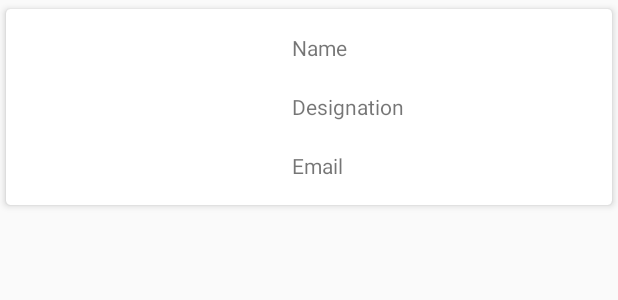
After one commit to mahfuznow/smart-attendance-system, an Android app: the layout row_teacher.xml on its own in the app's theme, with its tools: preview values and no code run, on a phone screen of 412 x 824 dp. The commit adds this screen. Shown: the top 300 px of the screen. Run offline under Robolectric (Android 15) with nearby library versions, the phone set to English and light mode, and no system bars.

Commit message:
Teacher List  implemented

```diff
--- a/app/build.gradle
+++ b/app/build.gradle
@@ -9,6 +9,8 @@ android {
         versionCode 1
         versionName "1.0"
         testInstrumentationRunner "android.support.test.runner.AndroidJUnitRunner"
+
+
     }
     buildTypes {
         release {
@@ -41,7 +43,7 @@ dependencies {
     implementation 'com.android.support:multidex:1.0.3'
     implementation 'de.hdodenhof:circleimageview:2.2.0'
     implementation 'com.android.support:recyclerview-v7:28.0.0'
-    //implementation 'com.github.bumptech.glide:glide:4.3.1'
+   // implementation 'com.github.bumptech.glide:glide:4.3.1'
     implementation 'com.google.android.libraries.places:places:1.0.0'
     implementation 'com.google.android.gms:play-services-places:16.0.0'
 }
--- a/app/src/main/AndroidManifest.xml
+++ b/app/src/main/AndroidManifest.xml
@@ -9,7 +9,9 @@
         android:roundIcon="@mipmap/ic_launcher_round"
         android:supportsRtl="true"
         android:theme="@style/AppTheme">
-        <activity android:name=".Attendance"></activity>
+        <activity android:name=".AssignCourseActivity"></activity>
+        <activity android:name=".TeacherListActivity" />
+        <activity android:name=".Attendance" />
         <activity android:name=".HomeActivity" />
         <activity
             android:name=".LoginActivity"
--- a/app/src/main/java/just/cse/mahfuz/eas/HomeActivity.java
+++ b/app/src/main/java/just/cse/mahfuz/eas/HomeActivity.java
@@ -104,6 +104,12 @@ public class HomeActivity extends AppCompatActivity {
                 startActivity(new Intent(HomeActivity.this,Attendance.class));
             }
         });
+        courseAssign.setOnClickListener(new View.OnClickListener() {
+            @Override
+            public void onClick(View v) {
+                startActivity(new Intent(HomeActivity.this,TeacherListActivity.class));
+            }
+        });
 
 
 
--- /dev/null
+++ b/app/src/main/res/layout/row_teacher.xml
@@ -0,0 +1,72 @@
+<?xml version="1.0" encoding="utf-8"?>
+<android.support.v7.widget.CardView xmlns:android="http://schemas.android.com/apk/res/android"
+    android:layout_width="match_parent"
+    android:layout_height="wrap_content"
+    xmlns:app="http://schemas.android.com/apk/res-auto"
+    app:cardBackgroundColor="#fff"
+    app:cardCornerRadius="3dp"
+    app:cardElevation="3dp"
+    app:contentPadding="5dp"
+    app:cardUseCompatPadding="true">
+
+    <LinearLayout
+        android:id="@+id/linearLayout"
+        android:layout_width="match_parent"
+        android:layout_height="wrap_content"
+        android:orientation="horizontal"
+        >
+        <ImageView
+            android:id="@+id/image"
+            android:layout_width="120dp"
+            android:layout_height="120dp"
+            android:padding="4dp" />
+        <LinearLayout
+            android:layout_width="wrap_content"
+            android:layout_height="wrap_content"
+            android:orientation="vertical"
+            android:layout_gravity="center_vertical"
+            >
+            <TextView
+                android:id="@+id/name"
+                android:layout_width="match_parent"
+                android:layout_height="wrap_content"
+                android:layout_marginLeft="5dp"
+                android:paddingLeft="60dp"
+                android:text="Name"
+                />
+            <TextView
+                android:id="@+id/designation"
+                android:layout_width="match_parent"
+                android:layout_height="wrap_content"
+                android:layout_marginLeft="5dp"
+                android:paddingLeft="60dp"
+                android:paddingTop="20dp"
+                android:text="Designation"
+
+                />
+            <TextView
+                android:id="@+id/email"
+                android:layout_width="match_parent"
+                android:layout_height="wrap_content"
+                android:layout_marginLeft="5dp"
+                android:paddingLeft="60dp"
+                android:paddingTop="20dp"
+                android:text="Email"
+
+                />
+            <TextView
+                android:visibility="gone"
+                android:id="@+id/shortName"
+                android:layout_width="match_parent"
+                android:layout_height="wrap_content"
+                android:layout_marginLeft="5dp"
+                android:paddingLeft="60dp"
+                android:paddingTop="20dp"
+                android:text="Short Name"
+
+                />
+
+        </LinearLayout>
+
+    </LinearLayout>
+</android.support.v7.widget.CardView>
```
Also changed, not shown: app/src/main/java/just/cse/mahfuz/eas/AssignCourseActivity.java (added, +13 -0 lines), app/src/main/java/just/cse/mahfuz/eas/TeacherListActivity.java (added, +91 -0 lines), app/src/main/java/just/cse/mahfuz/eas/adapter/TeacherRecycleAdapter.java (added, +103 -0 lines), app/src/main/java/just/cse/mahfuz/eas/model/Teacher.java (added, +55 -0 lines), app/src/main/res/layout/activity_assign_course.xml (added, +9 -0 lines), app/src/main/res/layout/activity_teacher_list.xml (added, +14 -0 lines).
